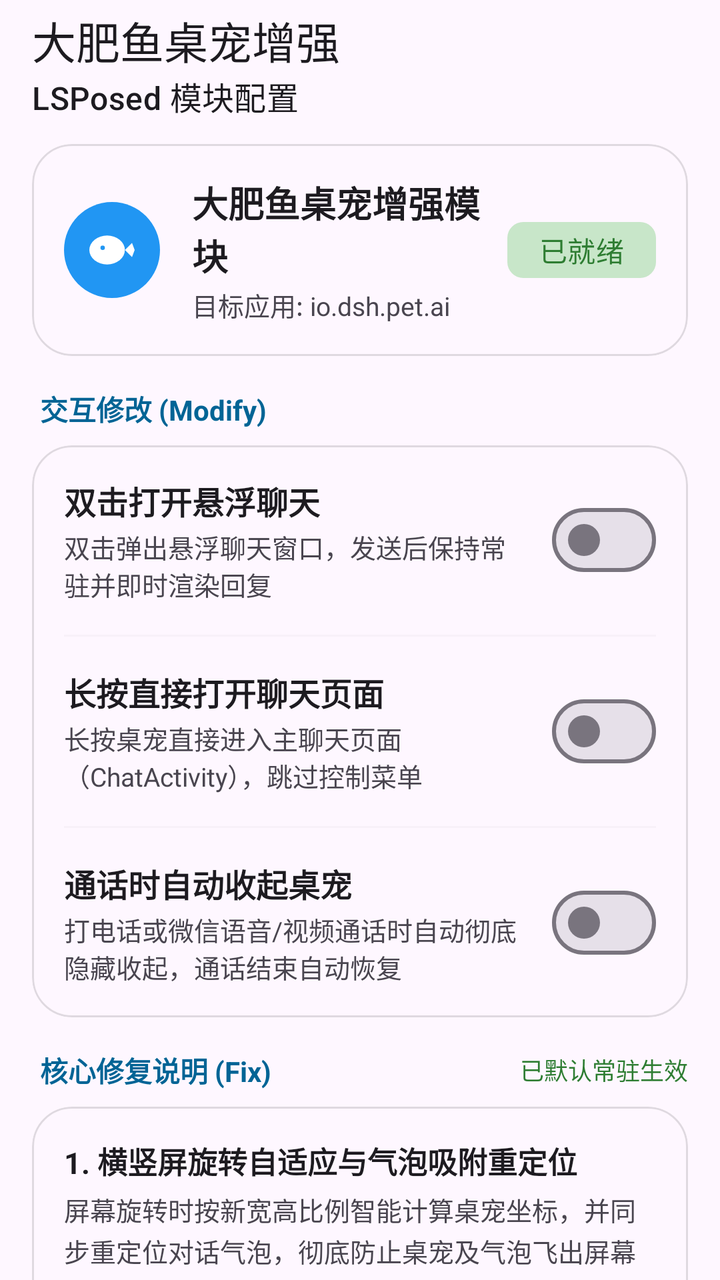
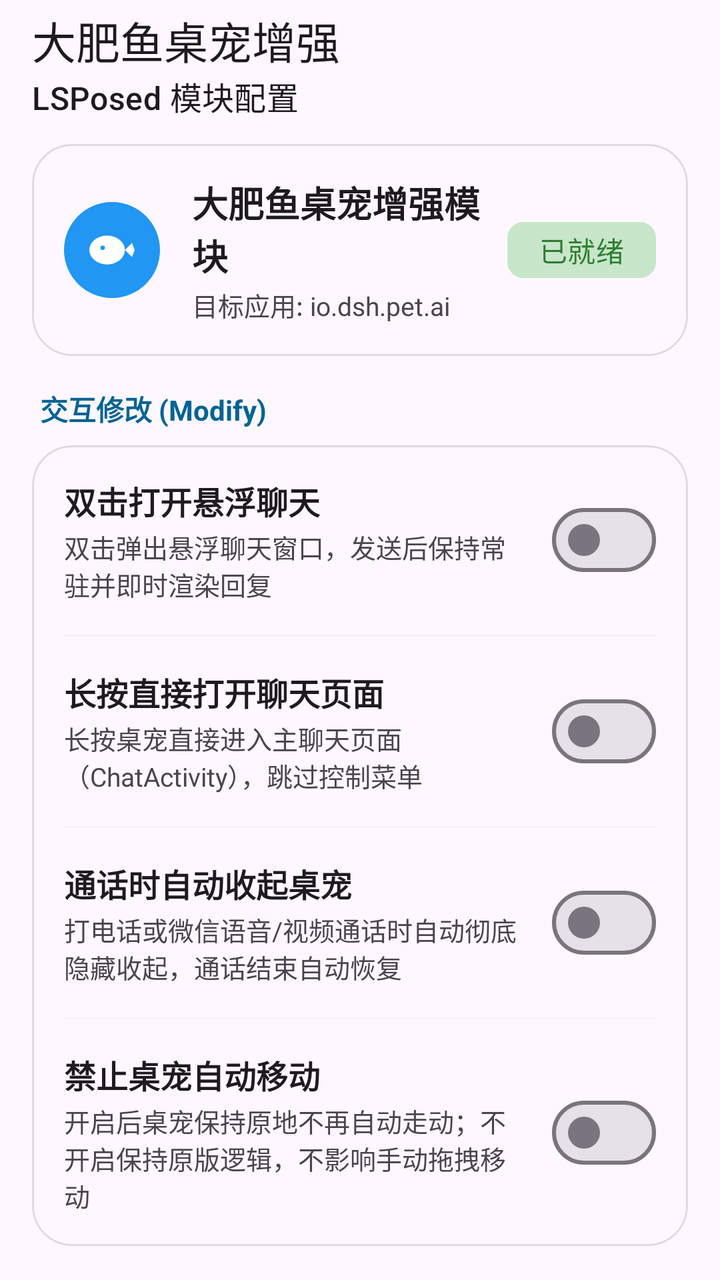

Screens rendered from an Android XML layout before and after an edit, with the pre-edit source and the edit as a unified diff.
<!-- AndroidManifest.xml: application theme Theme.DSHPetFix -->
<!-- res/layout/activity_main.xml -->
<?xml version="1.0" encoding="utf-8"?>
<androidx.coordinatorlayout.widget.CoordinatorLayout xmlns:android="http://schemas.android.com/apk/res/android"
    xmlns:app="http://schemas.android.com/apk/res-auto"
    android:layout_width="match_parent"
    android:layout_height="match_parent"
    android:fitsSystemWindows="true">

    <com.google.android.material.appbar.AppBarLayout
        android:layout_width="match_parent"
        android:layout_height="wrap_content"
        android:fitsSystemWindows="true"
        app:elevation="0dp">

        <com.google.android.material.appbar.MaterialToolbar
            android:id="@+id/toolbar"
            android:layout_width="match_parent"
            android:layout_height="?attr/actionBarSize"
            app:title="大肥鱼桌宠增强"
            app:subtitle="LSPosed 模块配置" />

    </com.google.android.material.appbar.AppBarLayout>

    <androidx.core.widget.NestedScrollView
        android:layout_width="match_parent"
        android:layout_height="match_parent"
        android:clipToPadding="false"
        android:paddingBottom="32dp"
        app:layout_behavior="@string/appbar_scrolling_view_behavior">

        <LinearLayout
            android:layout_width="match_parent"
            android:layout_height="wrap_content"
            android:orientation="vertical"
            android:paddingHorizontal="16dp"
            android:paddingTop="8dp">

            
            <com.google.android.material.card.MaterialCardView
                android:layout_width="match_parent"
                android:layout_height="wrap_content"
                android:layout_marginBottom="16dp"
                app:cardCornerRadius="20dp"
                app:cardElevation="0dp"
                app:strokeColor="@color/card_stroke"
                app:strokeWidth="1dp">

                <LinearLayout
                    android:layout_width="match_parent"
                    android:layout_height="wrap_content"
                    android:orientation="horizontal"
                    android:padding="16dp"
                    android:gravity="center_vertical">

                    <ImageView
                        android:layout_width="48dp"
                        android:layout_height="48dp"
                        android:src="@drawable/ic_pet_logo"
                        android:contentDescription="@null" />

                    <LinearLayout
                        android:layout_width="0dp"
                        android:layout_height="wrap_content"
                        android:layout_weight="1"
                        android:layout_marginStart="16dp"
                        android:orientation="vertical">

                        <TextView
                            android:layout_width="wrap_content"
                            android:layout_height="wrap_content"
                            android:text="大肥鱼桌宠增强模块"
                            android:textSize="18sp"
                            android:textStyle="bold"
                            android:textColor="?android:attr/textColorPrimary" />

                        <TextView
                            android:layout_width="wrap_content"
                            android:layout_height="wrap_content"
                            android:layout_marginTop="2dp"
                            android:text="目标应用: io.dsh.pet.ai"
                            android:textSize="13sp"
                            android:textColor="?android:attr/textColorSecondary" />

                    </LinearLayout>

                    <com.google.android.material.chip.Chip
                        android:id="@+id/chip_status"
                        android:layout_width="wrap_content"
                        android:layout_height="wrap_content"
                        android:text="已就绪"
                        android:textColor="@color/status_active"
                        app:chipBackgroundColor="@color/status_active_container"
                        app:chipStrokeWidth="0dp"
                        app:chipMinHeight="28dp" />

                </LinearLayout>

            </com.google.android.material.card.MaterialCardView>

            
            <TextView
                android:layout_width="wrap_content"
                android:layout_height="wrap_content"
                android:layout_marginStart="4dp"
                android:layout_marginBottom="8dp"
                android:text="交互修改 (Modify)"
                android:textSize="14sp"
                android:textStyle="bold"
                android:textColor="?attr/colorPrimary" />

            <com.google.android.material.card.MaterialCardView
                android:layout_width="match_parent"
                android:layout_height="wrap_content"
                android:layout_marginBottom="16dp"
                app:cardCornerRadius="20dp"
                app:cardElevation="0dp"
                app:strokeColor="@color/card_stroke"
                app:strokeWidth="1dp">

                <LinearLayout
                    android:layout_width="match_parent"
                    android:layout_height="wrap_content"
                    android:orientation="vertical">

                    
                    <LinearLayout
                        android:id="@+id/layout_double_tap"
                        android:layout_width="match_parent"
                        android:layout_height="wrap_content"
                        android:orientation="horizontal"
                        android:padding="16dp"
                        android:gravity="center_vertical"
                        android:background="?attr/selectableItemBackground">

                        <LinearLayout
                            android:layout_width="0dp"
                            android:layout_height="wrap_content"
                            android:layout_weight="1"
                            android:layout_marginEnd="16dp"
                            android:orientation="vertical">

                            <TextView
                                android:layout_width="wrap_content"
                                android:layout_height="wrap_content"
                                android:text="双击打开悬浮聊天"
                                android:textSize="16sp"
                                android:textStyle="bold"
                                android:textColor="?android:attr/textColorPrimary" />

                            <TextView
                                android:layout_width="wrap_content"
                                android:layout_height="wrap_content"
                                android:layout_marginTop="2dp"
                                android:text="双击弹出悬浮聊天窗口，发送后保持常驻并即时渲染回复"
                                android:textSize="13sp"
                                android:textColor="?android:attr/textColorSecondary" />

                        </LinearLayout>

                        <com.google.android.material.materialswitch.MaterialSwitch
                            android:id="@+id/switch_double_tap"
                            android:layout_width="wrap_content"
                            android:layout_height="wrap_content" />

                    </LinearLayout>

                    <View
                        android:layout_width="match_parent"
                        android:layout_height="1dp"
                        android:background="?android:attr/dividerHorizontal"
                        android:alpha="0.2"
                        android:layout_marginHorizontal="16dp" />

                    
                    <LinearLayout
                        android:id="@+id/layout_long_press"
                        android:layout_width="match_parent"
                        android:layout_height="wrap_content"
                        android:orientation="horizontal"
                        android:padding="16dp"
                        android:gravity="center_vertical"
                        android:background="?attr/selectableItemBackground">

                        <LinearLayout
                            android:layout_width="0dp"
                            android:layout_height="wrap_content"
                            android:layout_weight="1"
                            android:layout_marginEnd="16dp"
                            android:orientation="vertical">

                            <TextView
                                android:layout_width="wrap_content"
                                android:layout_height="wrap_content"
                                android:text="长按直接打开聊天页面"
                                android:textSize="16sp"
                                android:textStyle="bold"
                                android:textColor="?android:attr/textColorPrimary" />

                            <TextView
                                android:layout_width="wrap_content"
                                android:layout_height="wrap_content"
                                android:layout_marginTop="2dp"
                                android:text="长按桌宠直接进入主聊天页面（ChatActivity），跳过控制菜单"
                                android:textSize="13sp"
                                android:textColor="?android:attr/textColorSecondary" />

                        </LinearLayout>

                        <com.google.android.material.materialswitch.MaterialSwitch
                            android:id="@+id/switch_long_press"
                            android:layout_width="wrap_content"
                            android:layout_height="wrap_content" />

                    </LinearLayout>

                    <View
                        android:layout_width="match_parent"
                        android:layout_height="1dp"
                        android:background="?android:attr/dividerHorizontal"
                        android:alpha="0.2"
                        android:layout_marginHorizontal="16dp" />

                    
                    <LinearLayout
                        android:id="@+id/layout_hide_on_call"
                        android:layout_width="match_parent"
                        android:layout_height="wrap_content"
                        android:orientation="horizontal"
                        android:padding="16dp"
                        android:gravity="center_vertical"
                        android:background="?attr/selectableItemBackground">

                        <LinearLayout
                            android:layout_width="0dp"
                            android:layout_height="wrap_content"
                            android:layout_weight="1"
                            android:layout_marginEnd="16dp"
                            android:orientation="vertical">

                            <TextView
                                android:layout_width="wrap_content"
                                android:layout_height="wrap_content"
                                android:text="通话时自动收起桌宠"
                                android:textSize="16sp"
                                android:textStyle="bold"
                                android:textColor="?android:attr/textColorPrimary" />

                            <TextView
                                android:layout_width="wrap_content"
                                android:layout_height="wrap_content"
                                android:layout_marginTop="2dp"
                                android:text="打电话或微信语音/视频通话时自动彻底隐藏收起，通话结束自动恢复"
                                android:textSize="13sp"
                                android:textColor="?android:attr/textColorSecondary" />

                        </LinearLayout>

                        <com.google.android.material.materialswitch.MaterialSwitch
                            android:id="@+id/switch_hide_on_call"
                            android:layout_width="wrap_content"
                            android:layout_height="wrap_content" />

                    </LinearLayout>

                </LinearLayout>

            </com.google.android.material.card.MaterialCardView>

            
            <LinearLayout
                android:layout_width="match_parent"
                android:layout_height="wrap_content"
                android:orientation="horizontal"
                android:gravity="center_vertical"
                android:layout_marginStart="4dp"
                android:layout_marginBottom="8dp">

                <TextView
                    android:layout_width="0dp"
                    android:layout_height="wrap_content"
                    android:layout_weight="1"
                    android:text="核心修复说明 (Fix)"
                    android:textSize="14sp"
                    android:textStyle="bold"
                    android:textColor="?attr/colorPrimary" />

                <TextView
                    android:layout_width="wrap_content"
                    android:layout_height="wrap_content"
                    android:text="已默认常驻生效"
                    android:textSize="12sp"
                    android:textColor="@color/status_active" />

            </LinearLayout>

            <com.google.android.material.card.MaterialCardView
                android:layout_width="match_parent"
                android:layout_height="wrap_content"
                android:layout_marginBottom="16dp"
                app:cardCornerRadius="20dp"
                app:cardElevation="0dp"
                app:strokeColor="@color/card_stroke"
                app:strokeWidth="1dp">

                <LinearLayout
                    android:layout_width="match_parent"
                    android:layout_height="wrap_content"
                    android:orientation="vertical"
                    android:padding="16dp">

                    
                    <LinearLayout
                        android:layout_width="match_parent"
                        android:layout_height="wrap_content"
                        android:orientation="vertical">

                        <TextView
                            android:layout_width="wrap_content"
                            android:layout_height="wrap_content"
                            android:text="1. 横竖屏旋转自适应与气泡吸附重定位"
                            android:textSize="15sp"
                            android:textStyle="bold"
                            android:textColor="?android:attr/textColorPrimary" />

                        <TextView
                            android:layout_width="wrap_content"
                            android:layout_height="wrap_content"
                            android:layout_marginTop="4dp"
                            android:text="屏幕旋转时按新宽高比例智能计算桌宠坐标，并同步重定位对话气泡，彻底防止桌宠及气泡飞出屏幕外。"
                            android:textSize="13sp"
                            android:lineSpacingExtra="2dp"
                            android:textColor="?android:attr/textColorSecondary" />

                    </LinearLayout>

                    <View
                        android:layout_width="match_parent"
                        android:layout_height="1dp"
                        android:layout_marginVertical="12dp"
                        android:background="?android:attr/dividerHorizontal"
                        android:alpha="0.2" />

                    
                    <LinearLayout
                        android:layout_width="match_parent"
                        android:layout_height="wrap_content"
                        android:orientation="vertical">

                        <TextView
                            android:layout_width="wrap_content"
                            android:layout_height="wrap_content"
                            android:text="2. 锁屏息屏深度管理（防止屏幕常亮）"
                            android:textSize="15sp"
                            android:textStyle="bold"
                            android:textColor="?android:attr/textColorPrimary" />

                        <TextView
                            android:layout_width="wrap_content"
                            android:layout_height="wrap_content"
                            android:layout_marginTop="4dp"
                            android:text="息屏后彻底收起桌宠窗口，消除无障碍顶层浮窗阻碍，解决锁屏来消息亮屏后无法超时自动息屏的问题；解锁进入系统后精准自动恢复。"
                            android:textSize="13sp"
                            android:lineSpacingExtra="2dp"
                            android:textColor="?android:attr/textColorSecondary" />

                    </LinearLayout>

                </LinearLayout>

            </com.google.android.material.card.MaterialCardView>

            
            <TextView
                android:layout_width="wrap_content"
                android:layout_height="wrap_content"
                android:layout_marginStart="4dp"
                android:layout_marginBottom="8dp"
                android:text="模块设置"
                android:textSize="14sp"
                android:textStyle="bold"
                android:textColor="?attr/colorPrimary" />

            <com.google.android.material.card.MaterialCardView
                android:layout_width="match_parent"
                android:layout_height="wrap_content"
                android:layout_marginBottom="16dp"
                app:cardCornerRadius="20dp"
                app:cardElevation="0dp"
                app:strokeColor="@color/card_stroke"
                app:strokeWidth="1dp">

                <LinearLayout
                    android:layout_width="match_parent"
                    android:layout_height="wrap_content"
                    android:orientation="vertical">

                    
                    <LinearLayout
                        android:id="@+id/layout_hide_icon"
                        android:layout_width="match_parent"
                        android:layout_height="wrap_content"
                        android:orientation="horizontal"
                        android:padding="16dp"
                        android:gravity="center_vertical"
                        android:background="?attr/selectableItemBackground">

                        <LinearLayout
                            android:layout_width="0dp"
                            android:layout_height="wrap_content"
                            android:layout_weight="1"
                            android:layout_marginEnd="16dp"
                            android:orientation="vertical">

                            <TextView
                                android:layout_width="wrap_content"
                                android:layout_height="wrap_content"
                                android:text="隐藏桌面图标"
                                android:textSize="16sp"
                                android:textStyle="bold"
                                android:textColor="?android:attr/textColorPrimary" />

                            <TextView
                                android:layout_width="wrap_content"
                                android:layout_height="wrap_content"
                                android:layout_marginTop="2dp"
                                android:text="隐藏本模块在桌面上的图标，开启后可通过 LSPosed 管理器进入设置"
                                android:textSize="13sp"
                                android:textColor="?android:attr/textColorSecondary" />

                        </LinearLayout>

                        <com.google.android.material.materialswitch.MaterialSwitch
                            android:id="@+id/switch_hide_icon"
                            android:layout_width="wrap_content"
                            android:layout_height="wrap_content" />

                    </LinearLayout>

                </LinearLayout>

            </com.google.android.material.card.MaterialCardView>

            
            <TextView
                android:layout_width="match_parent"
                android:layout_height="wrap_content"
                android:layout_marginTop="8dp"
                android:gravity="center"
                android:text="提示：所有开关变更后即时生效，无需重启桌宠应用"
                android:textSize="12sp"
                android:textColor="?android:attr/textColorSecondary" />

        </LinearLayout>

    </androidx.core.widget.NestedScrollView>

</androidx.coordinatorlayout.widget.CoordinatorLayout>
<!-- resources referenced by this layout -->
<resources>
  <color name="card_stroke">#1F000000</color>
  <color name="status_active">#2E7D32</color>
  <color name="status_active_container">#C8E6C9</color>
  <!-- drawable ic_pet_logo (drawable) -->
  <?xml version="1.0" encoding="utf-8"?>
  <vector xmlns:android="http://schemas.android.com/apk/res/android"
      android:width="108dp"
      android:height="108dp"
      android:viewportWidth="108"
      android:viewportHeight="108">
      
      <path
          android:fillColor="#2196F3"
          android:pathData="M54,0 C83.823,0 108,24.177 108,54 C108,83.823 83.823,108 54,108 C24.177,108 0,83.823 0,54 C0,24.177 24.177,0 54,0 Z" />
      <group
          android:scaleX="2.5"
          android:scaleY="2.5"
          android:translateX="21"
          android:translateY="21.5">
          
          <path
              android:fillColor="#FFFFFF"
              android:pathData="M3,13 a8,6.5 0 1 0 16,0 a8,6.5 0 1 0 -16,0 Z" />
          
          <path
              android:fillColor="#FFFFFF"
              android:pathData="M19,13 l3.2,-3.2 l1.2,3.2 l-1.2,3.2 l-3.2,-3.2 Z" />
          
          <path
              android:fillColor="#2196F3"
              android:pathData="M9,12 m-1,0 a1,1 0 1 0 2,0 a1,1 0 1 0 -2,0" />
      </group>
  </vector>
  <style name="Theme.DSHPetFix" parent="Theme.Material3.DayNight.NoActionBar">
          <item name="colorPrimary">@color/primary</item>
          <item name="colorOnPrimary">@color/on_primary</item>
          <item name="colorPrimaryContainer">@color/primary_container</item>
          <item name="colorOnPrimaryContainer">@color/on_primary_container</item>
          <item name="android:statusBarColor">@android:color/transparent</item>
          <item name="android:navigationBarColor">@android:color/transparent</item>
          <item name="android:windowLightStatusBar">true</item>
      </style>
  <color name="primary">#006495</color>
  <color name="on_primary">#FFFFFF</color>
  <color name="primary_container">#CBE6FF</color>
  <color name="on_primary_container">#001E30</color>
</resources>

<!-- the commit's change to res/layout/activity_main.xml (unified diff, before → after) -->
@@ -256,6 +256,55 @@
 
                         <com.google.android.material.materialswitch.MaterialSwitch
                             android:id="@+id/switch_hide_on_call"
+                            android:layout_width="wrap_content"
+                            android:layout_height="wrap_content" />
+
+                    </LinearLayout>
+
+                    <View
+                        android:layout_width="match_parent"
+                        android:layout_height="1dp"
+                        android:background="?android:attr/dividerHorizontal"
+                        android:alpha="0.2"
+                        android:layout_marginHorizontal="16dp" />
+
+                    
+                    <LinearLayout
+                        android:id="@+id/layout_auto_move"
+                        android:layout_width="match_parent"
+                        android:layout_height="wrap_content"
+                        android:orientation="horizontal"
+                        android:padding="16dp"
+                        android:gravity="center_vertical"
+                        android:background="?attr/selectableItemBackground">
+
+                        <LinearLayout
+                            android:layout_width="0dp"
+                            android:layout_height="wrap_content"
+                            android:layout_weight="1"
+                            android:layout_marginEnd="16dp"
+                            android:orientation="vertical">
+
+                            <TextView
+                                android:layout_width="wrap_content"
+                                android:layout_height="wrap_content"
+                                android:text="禁止桌宠自动移动"
+                                android:textSize="16sp"
+                                android:textStyle="bold"
+                                android:textColor="?android:attr/textColorPrimary" />
+
+                            <TextView
+                                android:layout_width="wrap_content"
+                                android:layout_height="wrap_content"
+                                android:layout_marginTop="2dp"
+                                android:text="开启后桌宠保持原地不再自动走动；不开启保持原版逻辑，不影响手动拖拽移动"
+                                android:textSize="13sp"
+                                android:textColor="?android:attr/textColorSecondary" />
+
+                        </LinearLayout>
+
+                        <com.google.android.material.materialswitch.MaterialSwitch
+                            android:id="@+id/switch_auto_move"
                             android:layout_width="wrap_content"
                             android:layout_height="wrap_content" />
 
